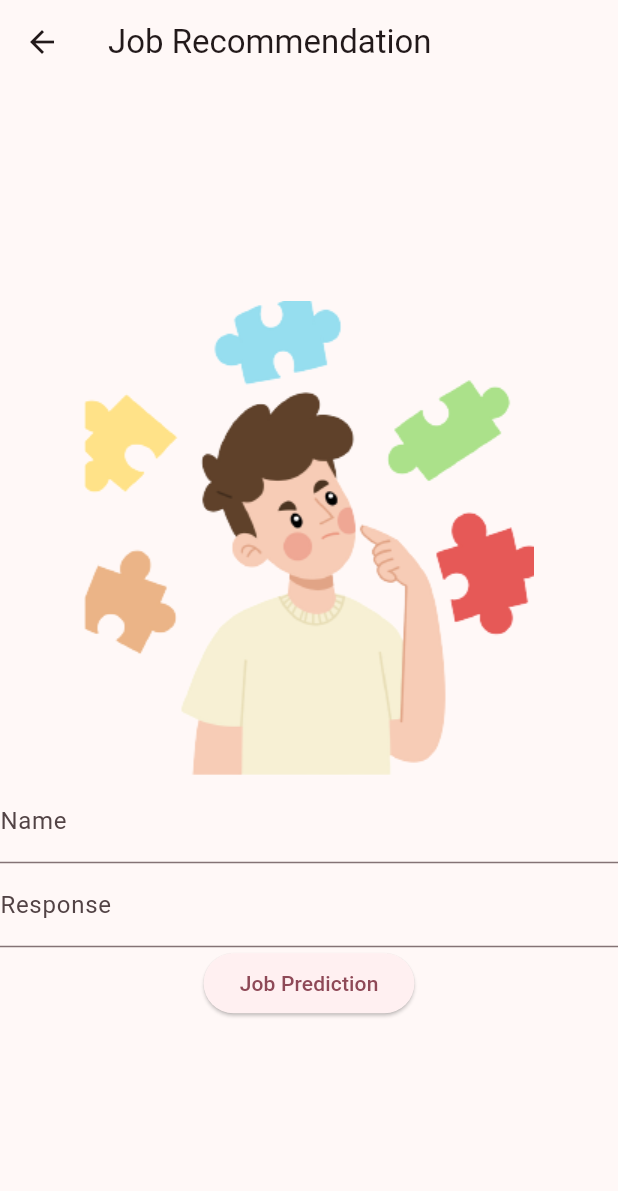
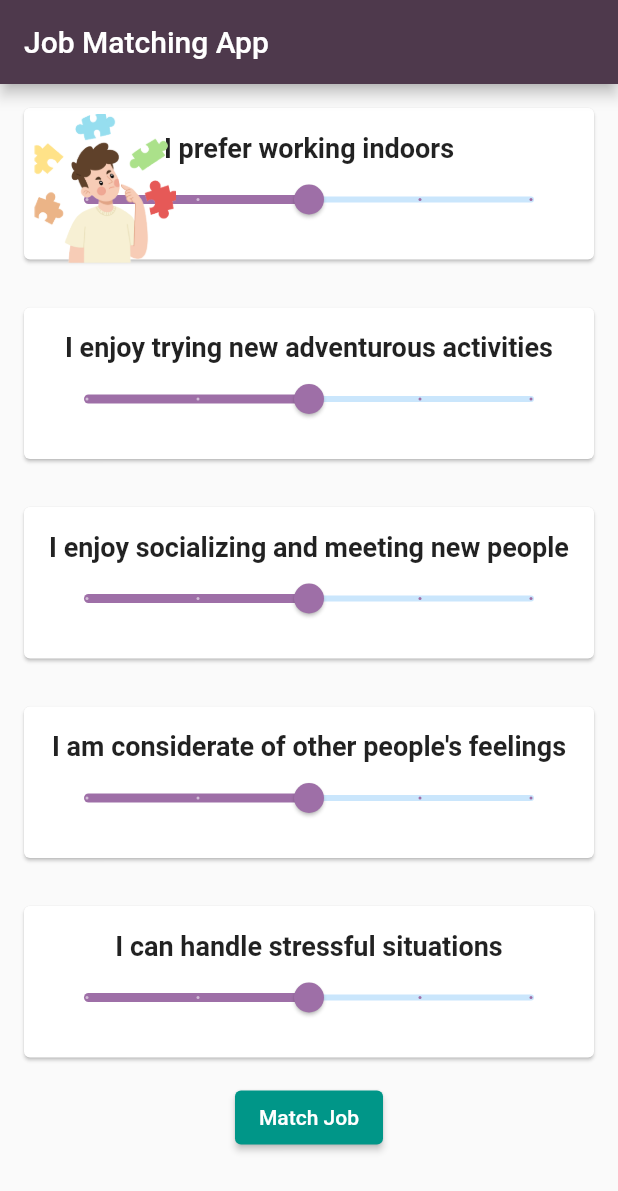
Before and after one commit to SongYeongEng/DevHack2023, a Flutter app: the screen it shows after launch, after a tap on "Job Prediction", on a phone screen of 412 x 824 dp. Shown: the top 1191 px of the screen. Run offline on Flutter 3.47's test engine with Material 2 defaults, Android fonts, the light colour scheme and no system bars; our stand-ins replace camera, cloud_firestore, firebase_core, speech_to_text; missing offline and left inert: translator; accounts and stored records are empty.

Commit message:
update job_recommendation page

```diff
--- a/newpants/lib/pages/job_recommendation.dart
+++ b/newpants/lib/pages/job_recommendation.dart
@@ -13,51 +13,6 @@ class _JobRecommendationPageState extends State<JobRecommendationPage> {
   final nameController = TextEditingController();
   final responseController = TextEditingController();
 
-  @override
-  Widget build(BuildContext context) {
-    return Scaffold(
-      appBar: AppBar(
-        title: Text('Job Recommendation'),
-      ),
-      body: Center(
-        child: Column(
-          mainAxisAlignment: MainAxisAlignment.center,
-          children: <Widget>[
-            Image.asset('assets/job-think.png'), // Replace with the path to your image asset
-
-            TextFormField(
-              controller: nameController,
-              decoration: const InputDecoration(labelText: 'Name'),
-            ),
-            TextFormField(
-              controller: responseController,
-              decoration: const InputDecoration(labelText: 'Response'),
-            ),
-            ElevatedButton(
-              onPressed: () {
-                ResponseHandler.saveResponse(nameController.text, responseController.text);
-                // You can also display a confirmation message or navigate to another screen here.
-              },
-              child: const Text('Job Prediction'),
-            ),
-
-
-          ],
-        ),
-      ),
-    );
-  }
-}
-void main() {
-  runApp(JobMatchingApp());
-}
-
-class JobMatchingApp extends StatefulWidget {
-  @override
-  _JobMatchingAppState createState() => _JobMatchingAppState();
-}
-
-class _JobMatchingAppState extends State<JobMatchingApp> {
     final questions = [
     'I prefer working indoors',
     'I enjoy trying new adventurous activities',
@@ -123,28 +78,34 @@ class _JobMatchingAppState extends State<JobMatchingApp> {
     setState(() {
       matchedJob = jobs[bestMatchIndex];
     });
+
+
+
 }
 
-  @override
+
 Widget build(BuildContext context) {
   return MaterialApp(
     home: Scaffold(
       appBar: AppBar(
         title: Text('Job Matching App'),
-          backgroundColor: Color.fromARGB(255, 78, 57, 76), // Change the app bar color.
+        backgroundColor: Color.fromARGB(255, 78, 57, 76),
       ),
-        body: SingleChildScrollView(
+      body: Stack(
+        children: <Widget>[
+          SingleChildScrollView(
             child: Center(
               child: Column(
                 children: <Widget>[
                   for (int i = 0; i < 5; i++)
                     Card(
-                    margin: EdgeInsets.all(16), // Add some margin around each card.
+                      margin: EdgeInsets.all(16),
                       child: Padding(
                         padding: const EdgeInsets.all(16),
                         child: Column(
                           children: [
-                          Text(questions[i],
+                            Text(
+                              questions[i],
                               style: TextStyle(fontSize: 18, fontWeight: FontWeight.bold),
                             ),
                             Slider(
@@ -154,11 +115,11 @@ class _JobMatchingAppState extends State<JobMatchingApp> {
                                   questionResponses[i] = value;
                                 });
                               },
-                            min: 1, // Adjust the scale min value.
-                            max: 5, // Adjust the scale max value.
-                            divisions: 4, // Divide the scale into 4 steps.
+                              min: 1,
+                              max: 5,
+                              divisions: 4,
                               label: questionResponses[i].toString(),
-                            activeColor: const Color.fromARGB(255, 158, 111, 167), // Set the active color.
+                              activeColor: const Color.fromARGB(255, 158, 111, 167),
                             ),
                           ],
                         ),
@@ -168,7 +129,7 @@ class _JobMatchingAppState extends State<JobMatchingApp> {
                     onPressed: matchJob,
                     child: Text('Match Job'),
                     style: ElevatedButton.styleFrom(
-                    primary: Colors.teal, // Change the button color.
+                      primary: Colors.teal,
                     ),
                   ),
                   if (matchedJob.isNotEmpty)
@@ -183,7 +144,20 @@ class _JobMatchingAppState extends State<JobMatchingApp> {
               ),
             ),
           ),
+          // Image positioned on top
+          Positioned(
+            top: 20, // Adjust the top position
+            left: 20, // Adjust the left position
+            child: Image.asset(
+              'assets/job-think.png', // Replace with the path to your image
+              width: 100, // Adjust the width
+              height: 100, // Adjust the height
+            ),
+          ),
+        ],
+      ),
     ),
   );
 }
+
 }
```
Lines whose indentation alone changed are shown as unchanged.
